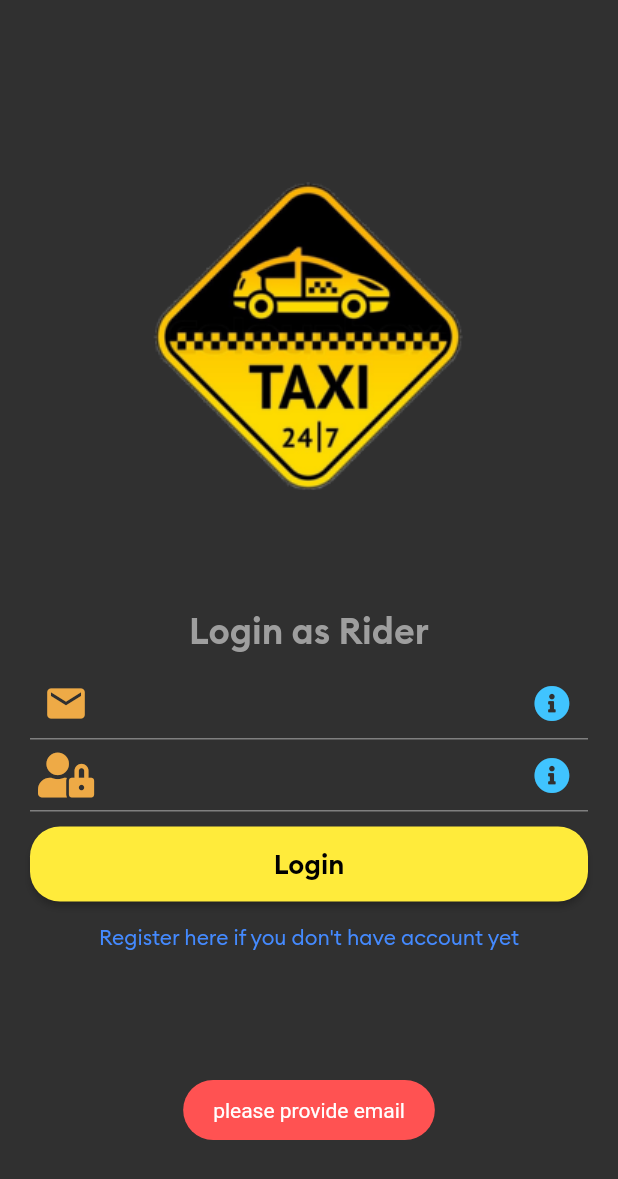
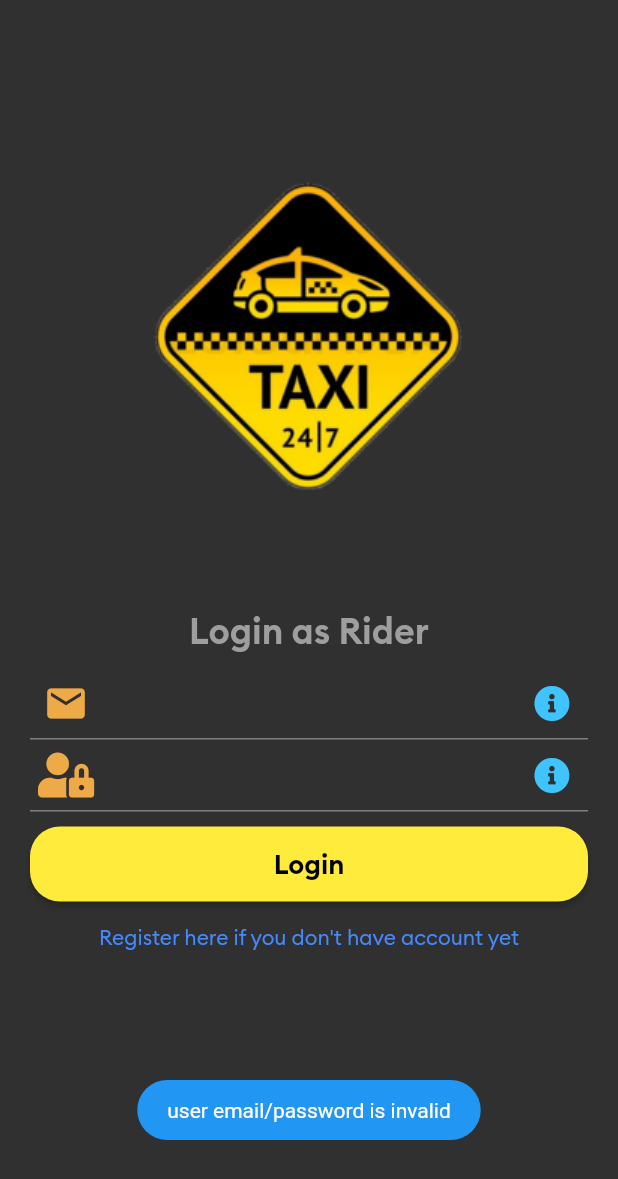
Before and after one commit to totoybibo/rider_app, a Flutter app: the screen it shows after launch, after a tap on "Login", on a phone screen of 412 x 824 dp. Shown: the top 1179 px of the screen. Run offline on Flutter 3.47's test engine with Material 2 defaults, Android fonts, the phone set to English and light mode, and no system bars; our stand-ins replace firebase_auth, firebase_core, firebase_database, fluttertoast, font_awesome_flutter, geolocator and 2 more; missing offline and left inert: keyboard_visibility; accounts and stored records are empty.

Commit message:
16March2021 - Final Design Cleanup 2

```diff
--- a/lib/AllScreens/login_screen.dart
+++ b/lib/AllScreens/login_screen.dart
@@ -36,14 +36,12 @@ class _LoginScreenState extends State<LoginScreen>
       User usr = (await _auth
               .signInWithEmailAndPassword(email: email, password: password)
               .catchError((e) {
-        Fluttertoast.showToast(msg: e.toString());
+        //Fluttertoast.showToast(msg: e.toString());
       }))
           .user;
 
       if (usr == null) {
-        Fluttertoast.showToast(
-            msg: 'unable to login for user $email',
-            backgroundColor: Colors.redAccent);
+        throw 'user email/password is invalid';
       } else {
         await userRef.child(usr.uid).once().then((snap) {
           if (snap != null) {
@@ -56,16 +54,14 @@ class _LoginScreenState extends State<LoginScreen>
             Navigator.pushNamedAndRemoveUntil(
                 context, MainScreen.id, (route) => false);
           } else {
-            Fluttertoast.showToast(
-                msg: 'No record found for ${usr.email}',
-                backgroundColor: Colors.lightBlueAccent);
+            throw 'user email/password is invalid';
             _auth.signOut();
           }
         });
       }
     } catch (e) {
       Fluttertoast.showToast(
-          msg: e.toString(), backgroundColor: Colors.redAccent);
+          msg: 'user email/password is invalid', backgroundColor: Colors.blue);
     } finally {
       setState(() => showSpinner = false);
     }
--- a/lib/AllWidgets/bottom_screen.dart
+++ b/lib/AllWidgets/bottom_screen.dart
@@ -1,7 +1,7 @@
 import 'package:flutter/cupertino.dart';
 import 'package:flutter/material.dart';
 import 'package:rider_app/AllWidgets/component_widgets.dart';
-import 'package:rider_app/AllWidgets/favorites_tab.dart';
+import 'package:rider_app/AllWidgets/placelist_tab.dart';
 import 'package:rider_app/Models/place_predictions.dart';
 import 'package:rider_app/main.dart';
 import 'package:rider_app/Helpers/httprequest.dart';
@@ -96,7 +96,7 @@ class _BottomScreenState extends State<BottomScreen> {
             ),
           ),
         ),
-        FavoritesTab(
+        PlaceListTab(
           userId: widget.userId,
           onTap: (PlacePredictions value) {
             controller.text = value.mainText;
```
Also changed, not shown: lib/AllScreens/main_screen.dart (+7 -3 lines), lib/AllWidgets/placelist_tab.dart (renamed from lib/AllWidgets/favorites_tab.dart, +4 -4 lines).
